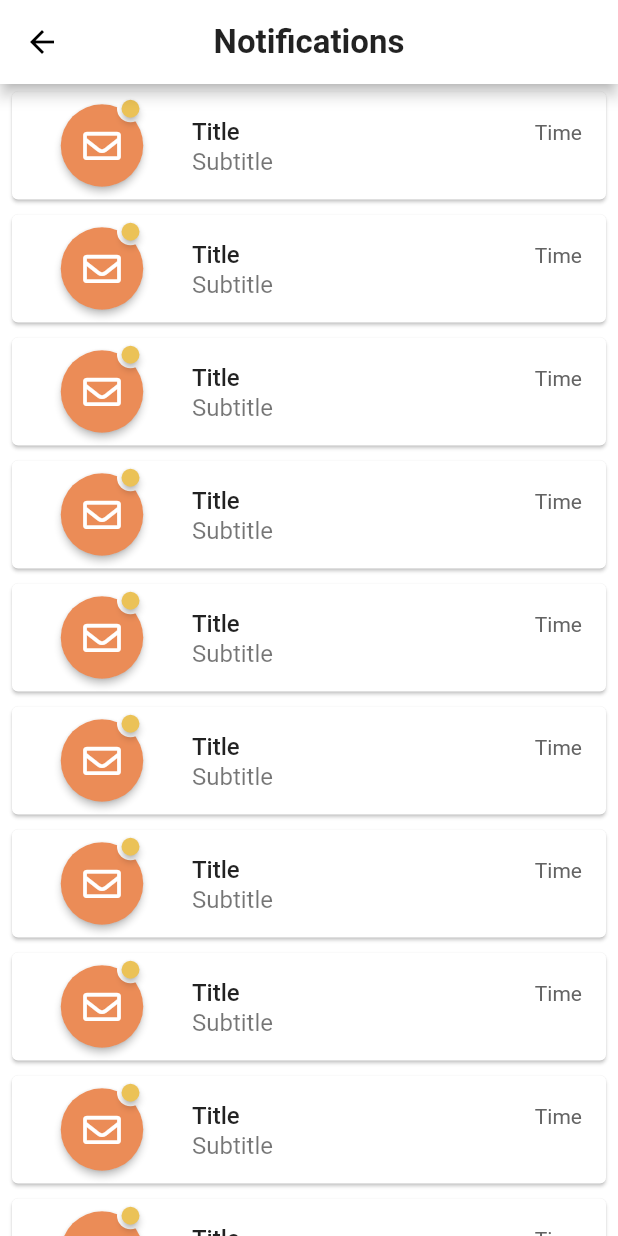
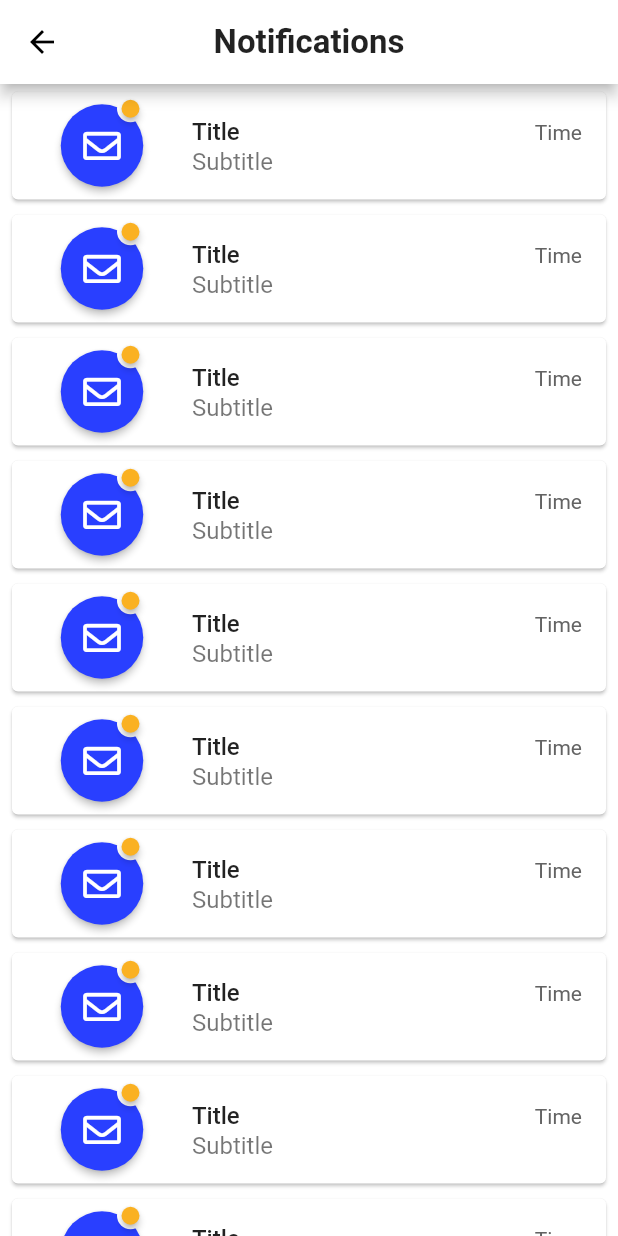
Before and after one commit to IvanTanaka/Flutter-Mobile-Booking_System, a Flutter app: the screen it shows after launch, on a phone screen of 412 x 824 dp. Run offline on Flutter 3.47's test engine with Material 2 defaults, Android fonts, the phone set to English and light mode, and no system bars; drawn by our look-alikes of badges; our stand-ins replace connectivity, dio, flutter_datetime_picker, flutter_masked_text, flutter_money_formatter, font_awesome_flutter and 4 more; missing offline and left inert: catcher, clipboard_manager, extended_text.

Commit message:
Notification Detail
I literally forgot to push lmao

```diff
--- a/lib/router.dart
+++ b/lib/router.dart
@@ -1,5 +1,7 @@
 import 'package:flutter/material.dart';
 import 'package:member_apps/ui/views/news/news_detail_view.dart';
+import 'package:member_apps/ui/views/notification/notification_view.dart';
+import 'package:member_apps/ui/views/notification/notification_detail_view.dart';
 import 'package:member_apps/ui/views/order/order_food/order_food_confirmation_view.dart';
 import 'package:member_apps/ui/views/order/order_food/order_food_detail_view.dart';
 import 'package:member_apps/ui/views/order/order_food/order_food_store_view.dart';
@@ -9,7 +11,6 @@ import 'package:member_apps/ui/views/topup/topup_detail_view.dart';
 import 'package:member_apps/ui/views/topup/topup_history_view.dart';
 import 'package:member_apps/ui/views/topup/topup_view.dart';
 import 'ui/views/registration/login_view.dart';
-import 'package:member_apps/ui/views/notification/notification_view.dart';
 import 'ui/views/main_view.dart';
 
 class RoutePaths {
@@ -18,6 +19,7 @@ class RoutePaths {
   static const String Main = "/home";
 
   static const String Notification = "/notification";
+  static const String NotificationDetail = "/notification/detail";
 
   static const String NewsDetail = "/news/detail";
 
@@ -54,6 +56,11 @@ class Router {
         return MaterialPageRoute(
           settings: RouteSettings(name: RoutePaths.Notification),
           builder: (_) => NotificationView(),
+        );
+      case RoutePaths.NotificationDetail:
+        return MaterialPageRoute(
+          settings: RouteSettings(name: RoutePaths.NotificationDetail),
+          builder: (_) => NotificationDetailView(),
         );
 
       case RoutePaths.NewsDetail:
--- a/lib/ui/shared_colors.dart
+++ b/lib/ui/shared_colors.dart
@@ -39,5 +39,6 @@ class SharedColors {
   static const Color statusSuccess = Color(0xFF36BF00);
   static const Color statusFailed = Color(0xFFE81B00);
 
-  static const Color badgeColor = Color(0xFFEBC257);
+  static const Color badgeColor = Color(0xFFFAB122);
+  static const Color primaryBlue = Color(0xFF293FFF);
 }
--- a/lib/ui/views/notification/notification_view.dart
+++ b/lib/ui/views/notification/notification_view.dart
@@ -3,9 +3,8 @@ import 'dart:ui';
 import 'package:flutter/cupertino.dart';
 import 'package:flutter/material.dart';
 import 'package:font_awesome_flutter/font_awesome_flutter.dart';
+import 'package:member_apps/router.dart';
 import 'package:member_apps/ui/shared_colors.dart';
-import 'package:member_apps/ui/widgets/shared_button.dart';
-import 'package:member_apps/ui/widgets/shared_text_form_field.dart';
 import 'package:badges/badges.dart';
 
 class NotificationView extends StatefulWidget {
@@ -30,21 +29,26 @@ class _NotificationViewState extends State<NotificationView> {
           centerTitle: true,
         ),
         body: ListView.builder(
-        itemBuilder: (context, index){
+          itemBuilder: (context, index) {
+            return _buildNotification();
+          },
+        ));
+  }
+
+  Widget _buildNotification() {
     return Padding(
-            padding: const EdgeInsets.symmetric(vertical: 1,horizontal: 4),
+      padding: const EdgeInsets.symmetric(vertical: 1, horizontal: 4),
       child: Card(
         child: ListTile(
-                onTap: () {},
+            onTap: () {
+              Navigator.pushNamed(context, RoutePaths.NotificationDetail);
+            },
             title: Row(
               mainAxisAlignment: MainAxisAlignment.spaceBetween,
               children: [
                 Text(
                   'Title',
-                      style: TextStyle(
-                        fontSize: 16,
-                        fontWeight: FontWeight.w500
-                      ),
+                  style: TextStyle(fontSize: 16, fontWeight: FontWeight.w500),
                 ),
                 Text(
                   'Time',
@@ -61,13 +65,17 @@ class _NotificationViewState extends State<NotificationView> {
               style: TextStyle(
                 fontSize: 16,
                 fontWeight: FontWeight.w400,
-
               ),
             ),
-                leading: Badge(
+            leading: _buildBadge()),
+      ),
+    );
+  }
+
+  Badge _buildBadge() {
+    return Badge(
       padding: EdgeInsets.all(3),
       badgeContent: Badge(
-
         badgeContent: Padding(
           padding: const EdgeInsets.all(1),
           child: Text(''),
@@ -80,7 +88,7 @@ class _NotificationViewState extends State<NotificationView> {
       child: RawMaterialButton(
         onPressed: () {},
         elevation: 2.0,
-                    fillColor: SharedColors.primaryOrangeColor,
+        fillColor: SharedColors.primaryBlue,
         child: Icon(
           FontAwesomeIcons.envelope,
           size: 25.0,
@@ -89,12 +97,6 @@ class _NotificationViewState extends State<NotificationView> {
         padding: EdgeInsets.all(15.0),
         shape: CircleBorder(),
       ),
-                )
-                ),
-              ),
-            );
-        },
-      ),
     );
   }
 }
```
Also changed, not shown: lib/ui/views/notification/notification_detail_view.dart (added, +88 -0 lines). Lines whose indentation alone changed are shown as unchanged.
